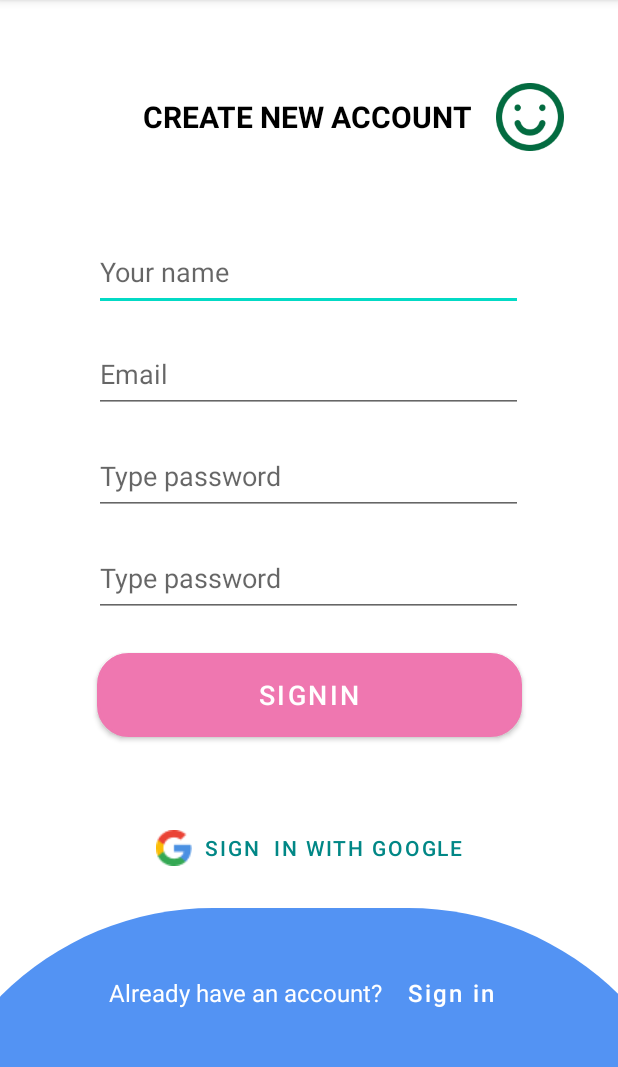
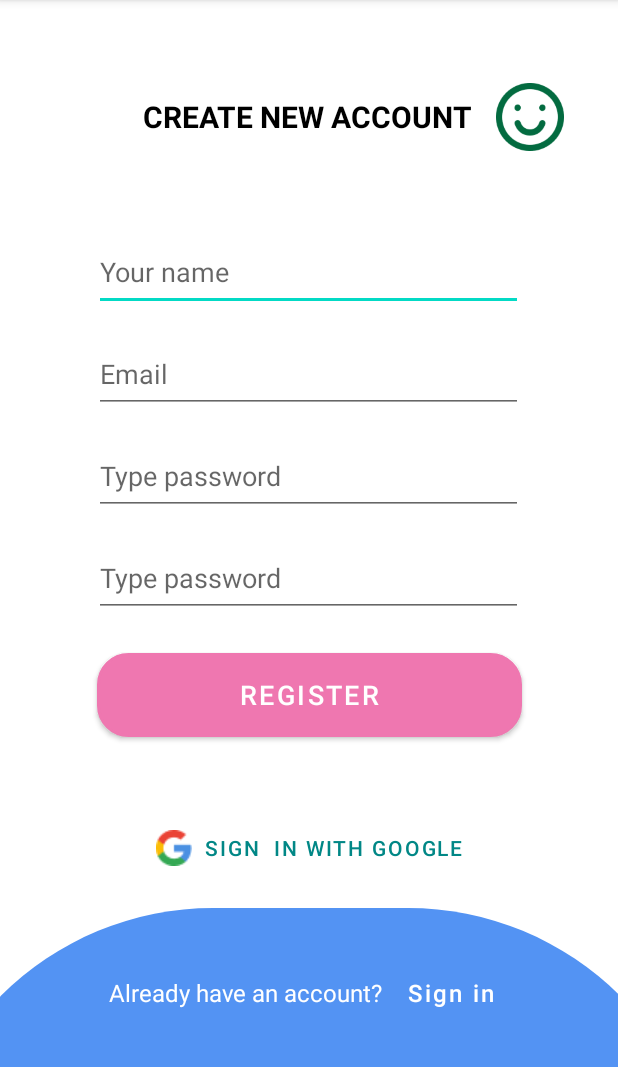
Before and after one commit to DoTrungNgoc/AndroidTuan08, an Android app: the ActivityRegister screen opened directly, with no data from a screen before it, on a phone screen of 412 x 824 dp, the part 84-1151 px from its top. Run offline under Robolectric (Android 15) with nearby library versions, the phone set to English and light mode, and no system bars; our stand-ins replace Firebase (no records; nobody signed in at launch, a user with empty details on screens opened directly).

```diff
--- a/app/build.gradle
+++ b/app/build.gradle
@@ -37,6 +37,7 @@ dependencies {
     implementation 'com.google.android.material:material:1.5.0'
     implementation 'androidx.constraintlayout:constraintlayout:2.1.3'
     implementation 'com.google.firebase:firebase-auth:19.2.0'
+    implementation 'com.google.firebase:firebase-database:20.0.4'
     testImplementation 'junit:junit:4.+'
     androidTestImplementation 'androidx.test.ext:junit:1.1.3'
     androidTestImplementation 'androidx.test.espresso:espresso-core:3.4.0'
--- a/app/src/main/AndroidManifest.xml
+++ b/app/src/main/AndroidManifest.xml
@@ -8,7 +8,8 @@
         android:label="@string/app_name"
         android:roundIcon="@mipmap/ic_launcher_round"
         android:supportsRtl="true"
-        android:theme="@style/Theme.AndroidTuan08TH" >
+        android:theme="@style/Theme.AndroidTuan08TH"
+        android:usesCleartextTraffic="true">
         <activity
             android:name=".ActivityRegister"
             android:exported="true" >
--- a/app/src/main/res/layout/activity_register.xml
+++ b/app/src/main/res/layout/activity_register.xml
@@ -25,7 +25,7 @@
         android:text="Already have an account?"
         android:textColor="@color/white"
         android:textSize="16sp"
-        app:layout_constraintStart_toStartOf="@+id/btnSignIn"
+        app:layout_constraintStart_toStartOf="@+id/btnRegister"
         app:layout_constraintTop_toTopOf="@+id/view3" />
 
     <Button
@@ -53,15 +53,15 @@
         android:textColor="@color/teal_700"
         app:layout_constraintEnd_toEndOf="parent"
         app:layout_constraintStart_toStartOf="parent"
-        app:layout_constraintTop_toBottomOf="@+id/btnSignIn" />
+        app:layout_constraintTop_toBottomOf="@+id/btnRegister" />
 
     <Button
-        android:id="@+id/btnSignIn"
+        android:id="@+id/btnRegister"
         android:layout_width="283dp"
         android:layout_height="56dp"
         android:layout_marginTop="24dp"
         android:background="@drawable/bg_signin"
-        android:text="SIGNIN"
+        android:text="REGISTER"
         android:textSize="18sp"
         app:backgroundTint="#EF77B0"
         app:layout_constraintEnd_toEndOf="parent"
```
Also changed, not shown: app/src/main/java/com/example/androidtuan08th/ActivityRegister.java (+33 -5 lines), app/src/main/java/com/example/androidtuan08th/User.java (added, +50 -0 lines).
